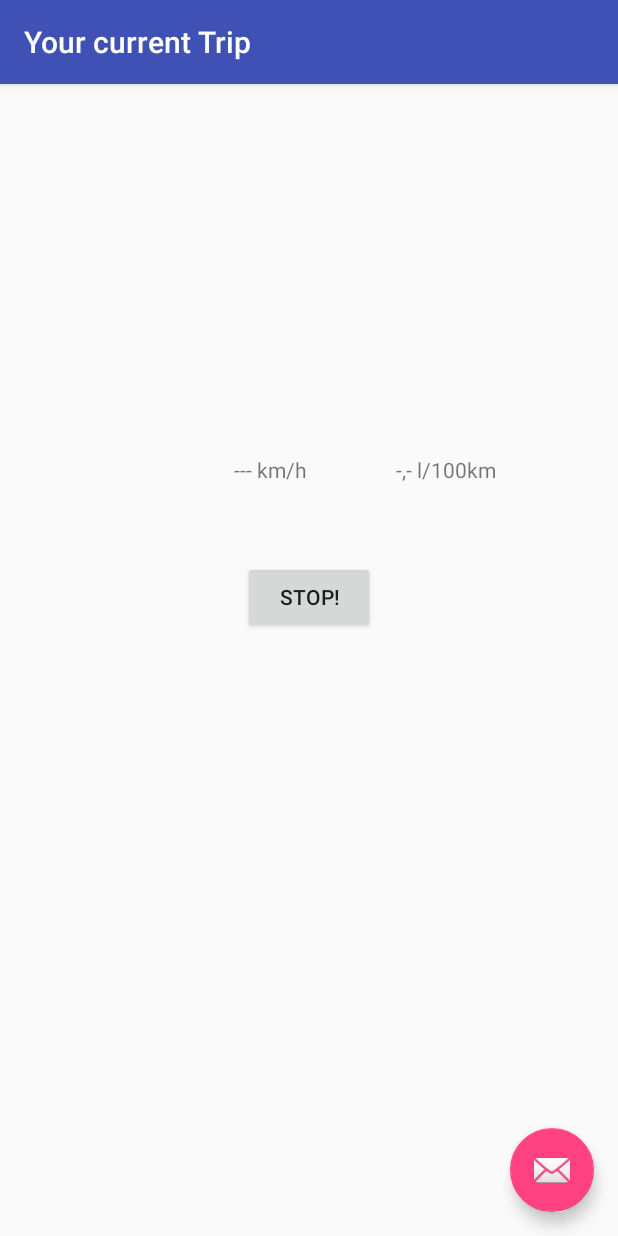
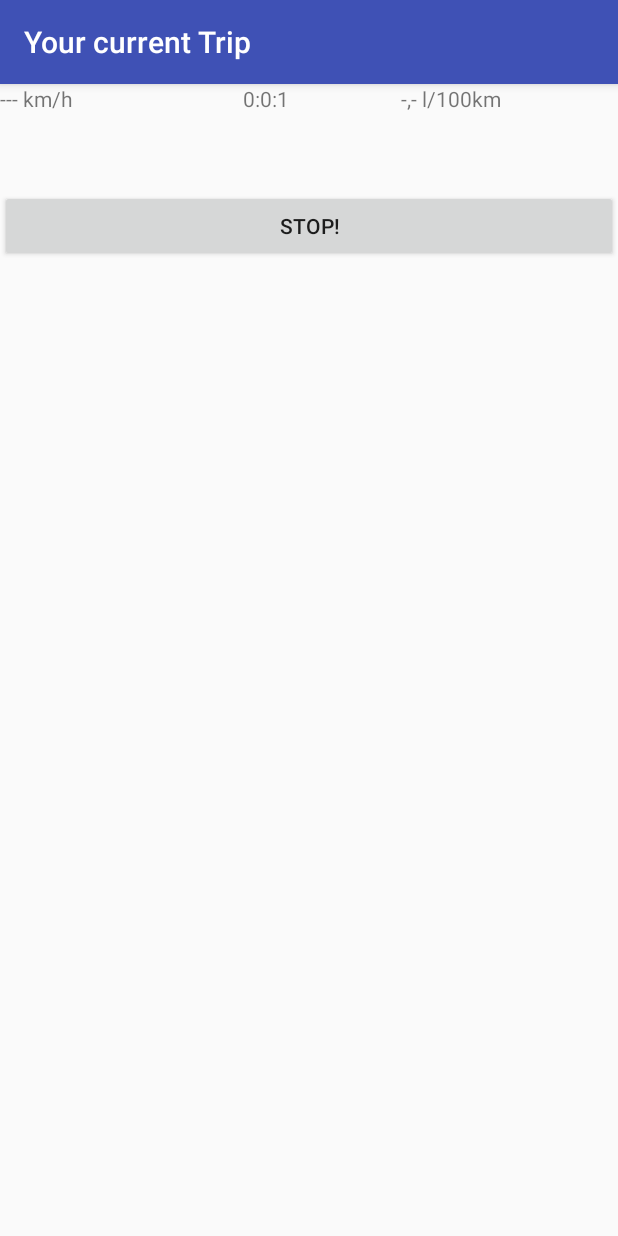
Before and after one commit to lukas07/obdIIreader, an Android app: the RunningTripActivity screen opened directly, with no data from a screen before it, on a phone screen of 412 x 824 dp. Run offline under Robolectric (Android 15) with nearby library versions, the phone set to English and light mode, and no system bars; libraries missing offline, so code that uses them is left out: com.github.pires.obd; 3 statements that could not run were skipped.

Commit message:
Diverses (Stoppuhr während Trip, Bugs gefixed, ...)

```diff
--- a/app/src/main/java/com/example/lukas/bluetoothtest/RunningTripActivity.java
+++ b/app/src/main/java/com/example/lukas/bluetoothtest/RunningTripActivity.java
@@ -8,14 +8,16 @@ import android.os.Bundle;
 import android.os.Handler;
 import android.os.IBinder;
 import android.os.Message;
-import android.support.design.widget.FloatingActionButton;
-import android.support.design.widget.Snackbar;
 import android.support.v7.app.AppCompatActivity;
 import android.support.v7.widget.Toolbar;
 import android.util.Log;
 import android.view.View;
 import android.widget.Button;
+import android.widget.ProgressBar;
 import android.widget.TextView;
+import android.widget.Toast;
+
+import com.github.pires.obd.commands.ObdCommand;
 
 import java.io.IOException;
 import java.text.SimpleDateFormat;
@@ -28,13 +30,50 @@ public class RunningTripActivity extends AppCompatActivity {
 
     private TextView tv_speed;
     private TextView tv_fuel;
+    private TextView tv_timer;
     private Button bt_stop;
+    private ProgressBar pb_init;
+
 
     private ObdService service;
 
     private TripRecord record;
 
+    // Fahrtzeit
+    final int MSG_START_TIMER = 0;
+    final int MSG_STOP_TIMER = 1;
+    final int MSG_UPDATE_TIMER = 2;
+    Stopwatch timer = new Stopwatch();
+    final int REFRESH_RATE = 1000;
 
+
+    // Handler, um den Timer auf der Oberfläche zu aktualisieren
+    private Handler clockHandler = new Handler()
+    {
+        @Override
+        public void handleMessage(Message msg) {
+            super.handleMessage(msg);
+            switch (msg.what) {
+                case MSG_START_TIMER:
+                    timer.start(); //start timer
+                    clockHandler.sendEmptyMessage(MSG_UPDATE_TIMER);
+                    break;
+
+                case MSG_UPDATE_TIMER:
+                    tv_timer.setText(""+ timer.toString());
+                    clockHandler.sendEmptyMessageDelayed(MSG_UPDATE_TIMER,REFRESH_RATE); //text view is updated every second,
+                    break;                                  //though the timer is still running
+                case MSG_STOP_TIMER:
+                    timer.stop();//stop timer
+                    break;
+
+                default:
+                    break;
+            }
+        }
+    };
+
+    // Handler, um die Daten des OBDII-Adapters zu empfangen und Aktualisierung aufzurufen
     private Handler handler = new Handler() {
         @Override
         public void handleMessage(Message message) {
@@ -42,6 +81,7 @@ public class RunningTripActivity extends AppCompatActivity {
         }
     };
 
+    // Stellt Verbindung mit dem OBD-Service her und startet diesen
     private ServiceConnection serviceConnection = new ServiceConnection() {
         @Override
         public void onServiceConnected(ComponentName name, IBinder serviceBinder) {
@@ -51,10 +91,18 @@ public class RunningTripActivity extends AppCompatActivity {
             service.setHandler(handler);
             try {
                 service.initObdConnection();
-                //btn_selectDev.setText(getResources().getString(R.string.dev_connected));
+                bt_stop.setEnabled(true);
+                pb_init.setVisibility(View.GONE);
+                // Timer zur Anzeige der Fahrzeit starten
+                clockHandler.sendEmptyMessage(MSG_START_TIMER);
             } catch (IOException ioe) {
+                pb_init.setVisibility(View.GONE);
                 unbindService(serviceConnection);
                 Log.e(CLASS, "Service disconnected");
+                Toast.makeText(RunningTripActivity.this, getResources().getString(R.string.run_init_fail), Toast.LENGTH_LONG).show();
+                // Sonst wird der Timer noch kurz angezeigt
+                tv_timer.setVisibility(View.INVISIBLE);
+                finish();
             }
         }
 
@@ -74,7 +122,9 @@ public class RunningTripActivity extends AppCompatActivity {
         // Referenzvariablen zu den Feldern deklarieren
         tv_speed = (TextView) findViewById(R.id.tv_speed);
         tv_fuel = (TextView) findViewById(R.id.tv_fuel);
+        tv_timer = (TextView) findViewById(R.id.tv_timer);
         bt_stop = (Button) findViewById(R.id.bt_stop);
+        pb_init = (ProgressBar) findViewById(R.id.pb_init);
 
 
         bt_stop.setOnClickListener(new View.OnClickListener() {
@@ -86,28 +136,31 @@ public class RunningTripActivity extends AppCompatActivity {
 
         // OBD-Service zum Auslesen der Daten des Adapters starten
         Log.e(CLASS, "Bind OBD-Service");
-        Intent serviceIntent = new Intent(this, ObdService.class);
+        Intent serviceIntent = new Intent(getApplicationContext(), ObdService.class);
         bindService(serviceIntent, serviceConnection, Context.BIND_AUTO_CREATE);
 
 
     }
 
-
+    // Aktualisiert die Anzeige der OBD-Daten
     private void updateUI(Message message) {
         Bundle bundle = message.getData();
         String speed = bundle.getString("speed");
-        String fuel = bundle.getString("fuel");
+        String fuel = bundle.getString("consumption");
 
-        tv_speed.setText(speed + " km/h");
-        tv_fuel.setText(fuel + " l/100km");
+        tv_speed.setText(speed);
+        tv_fuel.setText(fuel);
     }
 
 
     private void stopTrip() {
+        // Timer der Fahrzeit stoppen
+        clockHandler.sendEmptyMessage(MSG_STOP_TIMER);
+
         Log.e(CLASS, "Unbind Service");
-        //unbindService(serviceConnection);
-        //btn_startTrip.setEnabled(true);
-        try {
+        service.stopSendOBDCommands();
+        unbindService(serviceConnection);
+        /*try {
             if (socket != null) {
                 service.closeSocket();
             } else {
@@ -116,7 +169,7 @@ public class RunningTripActivity extends AppCompatActivity {
         } catch (IOException e) {
             e.printStackTrace();
             Log.e(CLASS, "Error while closing socket");
-        }
+        }*/
         // Daten in Triprecord schreiben (Stopzeitpunkt, Endadresse,...)
         record = record.getTripRecord();
 
--- /dev/null
+++ b/app/src/main/java/com/example/lukas/bluetoothtest/Stopwatch.java
@@ -0,0 +1,79 @@
+package com.example.lukas.bluetoothtest;/*
+ *  Copyright 2006 Corey Goldberg (cgoldberg _at_ gmail.com)
+ *
+ *  This file is part of NetPlot.
+ *
+ *  NetPlot is free software; you can redistribute it and/or modify
+ *  it under the terms of the GNU General Public License as published by
+ *  the Free Software Foundation; either version 2 of the License, or
+ *  (at your option) any later version.
+ *
+ *  NetPlot is distributed in the hope that it will be useful,
+ *  but without any warranty; without even the implied warranty of
+ *  merchantability or fitness for a particular purpose.  See the
+ *  GNU General Public License for more details.
+ */
+
+
+import java.text.SimpleDateFormat;
+import java.util.Date;
+
+public class Stopwatch {
+
+    private long startTime = 0;
+    private long stopTime = 0;
+    private boolean running = false;
+
+
+    public void start() {
+        this.startTime = System.currentTimeMillis();
+        this.running = true;
+    }
+
+
+    public void stop() {
+        this.stopTime = System.currentTimeMillis();
+        this.running = false;
+    }
+
+    //elaspsed time in milliseconds
+    public long getElapsedTimeMili() {
+        long elapsed = 0;
+        if (running) {
+            elapsed =((System.currentTimeMillis() - startTime)/100) % 1000 ;
+        }
+        return elapsed;
+    }
+
+    //elaspsed time in seconds
+    public long getElapsedTimeSecs() {
+        long elapsed = 0;
+        if (running) {
+            elapsed = ((System.currentTimeMillis() - startTime) / 1000) % 60;
+        }
+        return elapsed;
+    }
+
+    //elaspsed time in minutes
+    public long getElapsedTimeMin() {
+        long elapsed = 0;
+        if (running) {
+            elapsed = (((System.currentTimeMillis() - startTime) / 1000) / 60 ) % 60;
+        }
+        return elapsed;
+    }
+
+    //elaspsed time in hours
+    public long getElapsedTimeHour() {
+        long elapsed = 0;
+        if (running) {
+            elapsed = ((((System.currentTimeMillis() - startTime) / 1000) / 60 ) / 60);
+        }
+        return elapsed;
+    }
+
+    public String toString() {
+        return getElapsedTimeHour() + ":" + getElapsedTimeMin() + ":"
+                + getElapsedTimeSecs();
+    }
+}
--- a/app/src/main/java/com/example/lukas/bluetoothtest/TripListActivity.java
+++ b/app/src/main/java/com/example/lukas/bluetoothtest/TripListActivity.java
@@ -24,8 +24,6 @@ public class TripListActivity extends AppCompatActivity implements AdapterView.O
     protected void onCreate(Bundle savedInstanceState) {
         super.onCreate(savedInstanceState);
         setContentView(R.layout.activity_trip_list);
-
-        //callbacks = this;
 
         // Back-Button hinzufügen
         ActionBar bar = getSupportActionBar();
--- a/app/src/main/java/com/example/lukas/bluetoothtest/TripsAdapter.java
+++ b/app/src/main/java/com/example/lukas/bluetoothtest/TripsAdapter.java
@@ -40,6 +40,7 @@ public class TripsAdapter extends CursorAdapter {
         // Inhalt der Textviews füllen
         tv_driver.setText(cursor.getString(col_driver));
         tv_startTimestamp.setText(convertDate(cursor.getLong(col_startTimestamp)));
+        String test = tv_startTimestamp.getText().toString();
         tv_endTimestamp.setText(convertDate(cursor.getLong(col_endTimestamp)));
     }
 
--- a/app/src/main/res/layout/activity_running_trip.xml
+++ b/app/src/main/res/layout/activity_running_trip.xml
@@ -22,12 +22,4 @@
 
     <include layout="@layout/content_running_trip" />
 
-    <android.support.design.widget.FloatingActionButton
-        android:id="@+id/fab"
-        android:layout_width="wrap_content"
-        android:layout_height="wrap_content"
-        android:layout_gravity="bottom|end"
-        android:layout_margin="@dimen/fab_margin"
-        app:srcCompat="@android:drawable/ic_dialog_email" />
-
 </android.support.design.widget.CoordinatorLayout>
--- a/app/src/main/res/layout/activity_trip_entry.xml
+++ b/app/src/main/res/layout/activity_trip_entry.xml
@@ -27,7 +27,8 @@
         android:layout_width="wrap_content"
         android:layout_height="wrap_content"
         android:text="@string/entry_init"
-        android:layout_alignParentRight="true" />
+        android:layout_alignParentRight="true"
+        android:layout_marginRight="10dp"/>
 
     <TextView
         android:id="@+id/tv_endTimestamp"
@@ -35,6 +36,7 @@
         android:layout_height="wrap_content"
         android:layout_alignParentRight="true"
         android:layout_below="@+id/tv_startTimestamp"
-        android:text="@string/entry_init" />
+        android:text="@string/entry_init"
+        android:layout_marginRight="10dp"/>
 
 </RelativeLayout>
--- a/app/src/main/res/layout/content_running_trip.xml
+++ b/app/src/main/res/layout/content_running_trip.xml
@@ -1,5 +1,5 @@
 <?xml version="1.0" encoding="utf-8"?>
-<android.support.constraint.ConstraintLayout xmlns:android="http://schemas.android.com/apk/res/android"
+<TableLayout xmlns:android="http://schemas.android.com/apk/res/android"
     xmlns:app="http://schemas.android.com/apk/res-auto"
     xmlns:tools="http://schemas.android.com/tools"
     android:layout_width="match_parent"
@@ -8,28 +8,35 @@
     tools:context="com.example.lukas.bluetoothtest.RunningTripActivity"
     tools:showIn="@layout/activity_running_trip">
 
+    <TableRow
+        android:layout_width="match_parent"
+        android:layout_height="match_parent">
+
         <TextView
             android:id="@+id/tv_speed"
             android:layout_width="wrap_content"
             android:layout_height="wrap_content"
-        android:layout_marginEnd="59dp"
-        android:layout_marginRight="116dp"
-        android:layout_marginTop="247dp"
             android:layout_weight="1"
-        android:text="--- km/h"
-        app:layout_constraintRight_toLeftOf="@+id/tv_fuel"
-        app:layout_constraintTop_toTopOf="parent" />
+            android:text="--- km/h" />
+
+        <TextView
+            android:id="@+id/tv_timer"
+            android:layout_width="wrap_content"
+            android:layout_height="wrap_content"
+            android:layout_weight="1" />
 
         <TextView
             android:id="@+id/tv_fuel"
             android:layout_width="wrap_content"
             android:layout_height="wrap_content"
-        android:layout_marginTop="247dp"
             android:layout_weight="1"
-        android:text="-,- l/100km "
-        app:layout_constraintTop_toTopOf="parent"
-        android:layout_marginLeft="216dp"
-        app:layout_constraintLeft_toLeftOf="@+id/guideline" />
+            android:text="-,- l/100km " />
+
+    </TableRow>
+
+    <TableRow
+        android:layout_width="match_parent"
+        android:layout_height="match_parent" >
 
         <Button
             android:id="@+id/bt_stop"
@@ -37,23 +44,21 @@
             android:layout_height="wrap_content"
             android:layout_marginTop="51dp"
             android:layout_weight="1"
-        android:text="@string/run_stop"
-        app:layout_constraintTop_toBottomOf="@+id/tv_fuel"
-        app:layout_constraintRight_toRightOf="parent"
-        app:layout_constraintLeft_toLeftOf="parent" />
+            android:enabled="false"
+            android:text="@string/run_stop" />
+    </TableRow>
 
-    <android.support.constraint.Guideline
+    <TableRow
+        android:layout_width="match_parent"
+        android:layout_height="match_parent" >
+
+        <ProgressBar
+            android:id="@+id/pb_init"
             android:layout_width="wrap_content"
             android:layout_height="wrap_content"
-        android:id="@+id/guideline"
-        android:orientation="vertical"
-        app:layout_constraintGuide_end="364dp" />
+            android:layout_centerHorizontal="true"
+            android:layout_weight="1"
+            android:visibility="visible" />
+    </TableRow>
 
-    <android.support.constraint.Guideline
-        android:layout_width="wrap_content"
-        android:layout_height="wrap_content"
-        android:id="@+id/guideline2"
-        app:layout_constraintGuide_begin="20dp"
-        android:orientation="horizontal" />
-
-</android.support.constraint.ConstraintLayout>
+</TableLayout>
--- a/app/src/main/res/values/strings.xml
+++ b/app/src/main/res/values/strings.xml
@@ -42,6 +42,7 @@
     <!-- RunningTripActivity -->
     <string name="run_stop">Stop!</string>
     <string name="title_activity_stopped_trip">Review of your Trip</string>
+    <string name="run_init_fail">Could not initialize the connection to OBD-Adapter</string>
 
     <!-- StoppedTripActivity -->
     <string name="stop_odometer">Odometer value after Trip</string>
--- a/app/src/main/res/values/styles.xml
+++ b/app/src/main/res/values/styles.xml
@@ -17,4 +17,5 @@
 
     <style name="AppTheme.PopupOverlay" parent="ThemeOverlay.AppCompat.Light" />
 
+
 </resources>
```
Also changed, not shown: app/src/main/java/com/example/lukas/bluetoothtest/MainActivity.java (+20 -3 lines), app/src/main/java/com/example/lukas/bluetoothtest/ObdService.java (+67 -7 lines), app/src/main/res/layout/activity_main.xml (+11 -10 lines), app/src/main/res/layout/activity_start_your_trip_acitivity.xml (+0 -8 lines), app/src/main/res/layout/activity_stopped_trip.xml (+0 -8 lines), app/src/main/res/layout/activity_trip_list.xml (+3 -4 lines), app/src/main/res/layout/content_start_your_trip_acitivity.xml (+6 -2 lines). Lines whose indentation alone changed are shown as unchanged.
